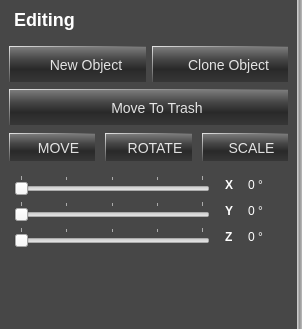
This is WorldBuildingModule/ui/ObjectManipulationsWidget.ui in realXtend/tundra as Qt 5 draws it before an edit. The edited form follows.
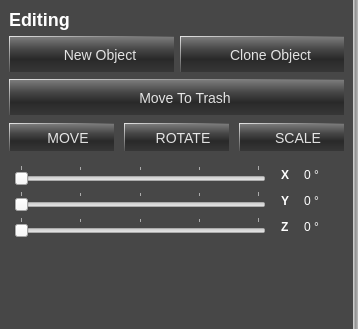
This is the edited form. Icons and pictures are not drawn.

```diff
--- a/WorldBuildingModule/ui/ObjectManipulationsWidget.ui
+++ b/WorldBuildingModule/ui/ObjectManipulationsWidget.ui
@@ -6,7 +6,7 @@
    <rect>
     <x>0</x>
     <y>0</y>
-    <width>302</width>
+    <width>358</width>
     <height>329</height>
    </rect>
   </property>
@@ -45,7 +45,6 @@
 QLabel#editing_title {
 	font-size: 18px;
 	font-weight: bold;
-	padding-bottom: 10px;
 }
 
 QLabel#label_rotate_z_title, #label_rotate_x_title, #label_rotate_y_title {
@@ -148,7 +147,7 @@
          <rect>
           <x>0</x>
           <y>0</y>
-          <width>295</width>
+          <width>351</width>
           <height>327</height>
          </rect>
         </property>
```
